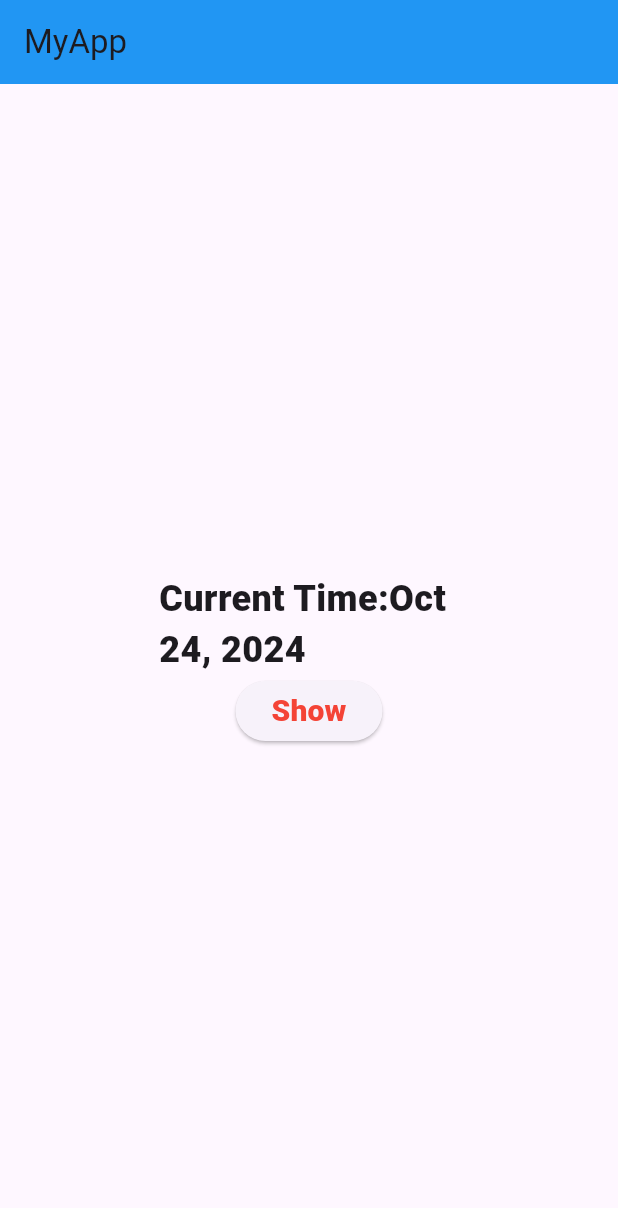
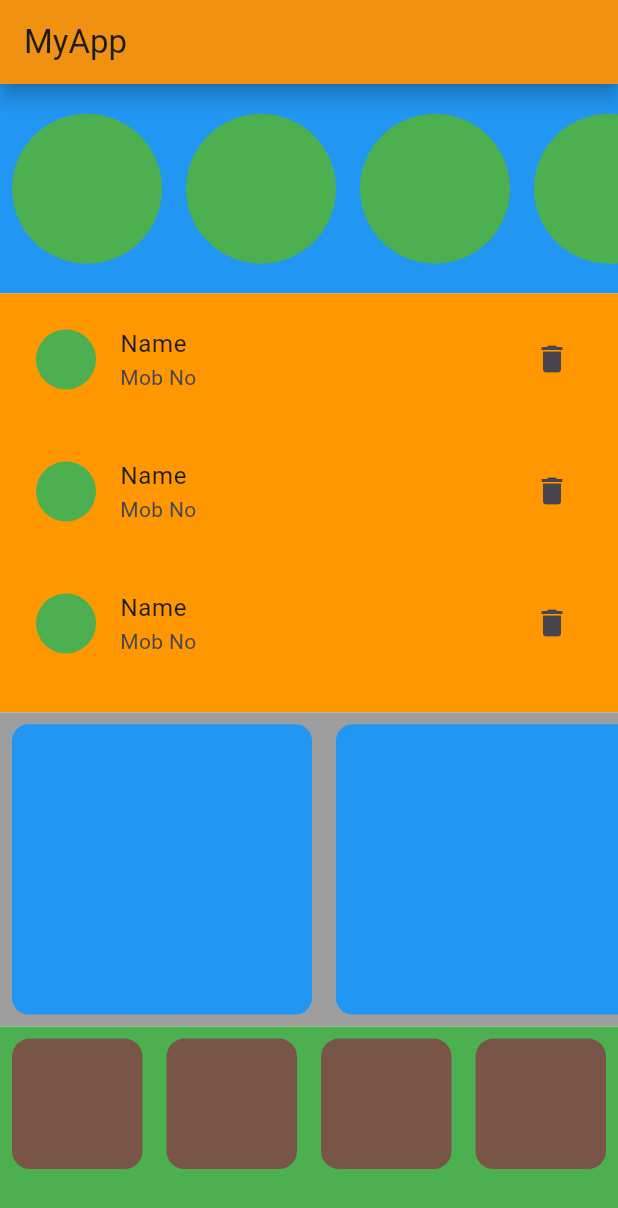
Before and after one commit to hannanmiyaji/flutter, a Flutter app: the screen it shows after launch, on a phone screen of 412 x 824 dp. Shown: the top 1208 px of the screen. Run offline on Flutter 3.47's test engine with Material 3 defaults, Android fonts, the phone set to English and light mode, and no system bars.

Commit message:
Splitting the App into Widget | Complete Tutorial🔥

```diff
--- a/lib/main.dart
+++ b/lib/main.dart
@@ -1,6 +1,5 @@
 import 'package:flutter/cupertino.dart';
 import 'package:flutter/material.dart';
-import 'package:intl/intl.dart';
 
 void main() {
   runApp(MyApp());
@@ -11,50 +10,136 @@ class MyApp extends StatelessWidget {
 
   @override
   Widget build(BuildContext context) {
-    return MaterialApp(debugShowCheckedModeBanner: false, home: HomeActivity());
+    return MaterialApp(
+      debugShowCheckedModeBanner: false,
+      home: HomePage(),
+    );
   }
 }
 
-class HomeActivity extends StatelessWidget {
-  HomeActivity({super.key});
+class HomePage extends StatelessWidget {
+  const HomePage({super.key});
 
-  var time = DateTime.now();
+  callBack() {
+    print('Clicked!!!');
+  }
 
   @override
   Widget build(BuildContext context) {
     return Scaffold(
       appBar: AppBar(
-        backgroundColor: Colors.blue,
+        elevation: 5,
+        shadowColor: Colors.black,
+        backgroundColor: Colors.orange,
         title: Text('MyApp'),
       ),
-      body: Center(
-        child: Container(
-          height: 200,
-          width: 200,
-          child: Column(
-            mainAxisAlignment: MainAxisAlignment.center,
-            children: [
-              Text(
-                'Current Time:${DateFormat('yMMMd').format(time)}',
-                style: TextStyle(fontSize: 24, fontWeight: FontWeight.w900),
+      body: Container(
+        child: Column(
+          children: [
+            Expanded(
+              flex: 2,
+              child: Container(
+                color: Colors.blue,
+                child: ListView.builder(
+                  itemBuilder: (context, index) => Padding(
+                    padding: const EdgeInsets.all(8.0),
+                    child: SizedBox(
+                      width: 100,
+                      child: CircleAvatar(
+                        backgroundColor: Colors.green,
+                      ),
+                    ),
+                  ),
+                  itemCount: 10,
+                  scrollDirection: Axis.horizontal,
+                ),
               ),
-              ElevatedButton(
-                  onPressed: () async {
-                    DateTime? datePicked = await showDatePicker(
-                        context: context,
-                        initialDate: DateTime.now(),
-                        firstDate: DateTime(2021),
-                        lastDate: DateTime((2024)));
-                  },
-                  child: Text(
-                    'Show',
-                    style: TextStyle(
-                        fontSize: 20,
-                        fontWeight: FontWeight.w900,
-                        color: Colors.red),
-                  )),
-            ],
-          ),
+            ),
+            Expanded(
+                flex: 4,
+                child: Container(
+                  color: Colors.orange,
+                  child: ListView.builder(
+                      itemBuilder: (context, index) => Padding(
+                            padding: const EdgeInsets.all(8.0),
+                            child: ListTile(
+                              leading: CircleAvatar(
+                                backgroundColor: Colors.green,
+                              ),
+                              title: Text('Name'),
+                              subtitle: Text('Mob No'),
+                              trailing: Icon(Icons.delete),
+                            ),
+                          )),
+                )),
+            Expanded(
+              flex: 3,
+              child: Container(
+                color: Colors.grey,
+                child: ListView.builder(
+                  itemBuilder: (context, index) => Padding(
+                    padding: EdgeInsets.all(8.0),
+                    child: Container(
+                      width: 200,
+                      decoration: BoxDecoration(
+                        borderRadius: BorderRadius.circular(11),
+                        color: Colors.blue,
+                      ),
+                    ),
+                  ),
+                  itemCount: 10,
+                  scrollDirection: Axis.horizontal,
+                ),
+              ),
+            ),
+            Expanded(
+              flex: 2,
+              child: Container(
+                color: Colors.green,
+                child: GridView.count(
+                  crossAxisCount: 4,
+                  children: [
+                    Padding(
+                      padding: EdgeInsets.all(8.0),
+                      child: Container(
+                        decoration: BoxDecoration(
+                          borderRadius: BorderRadius.circular(12),
+                          color: Colors.brown,
+                        ),
+                      ),
+                    ),
+                    Padding(
+                      padding: EdgeInsets.all(8.0),
+                      child: Container(
+                        decoration: BoxDecoration(
+                          borderRadius: BorderRadius.circular(12),
+                          color: Colors.brown,
+                        ),
+                      ),
+                    ),
+                    Padding(
+                      padding: EdgeInsets.all(8.0),
+                      child: Container(
+                        decoration: BoxDecoration(
+                          borderRadius: BorderRadius.circular(12),
+                          color: Colors.brown,
+                        ),
+                      ),
+                    ),
+                    Padding(
+                      padding: EdgeInsets.all(8.0),
+                      child: Container(
+                        decoration: BoxDecoration(
+                          borderRadius: BorderRadius.circular(12),
+                          color: Colors.brown,
+                        ),
+                      ),
+                    ),
+                  ],
+                ),
+              ),
+            ),
+          ],
         ),
       ),
     );
```
